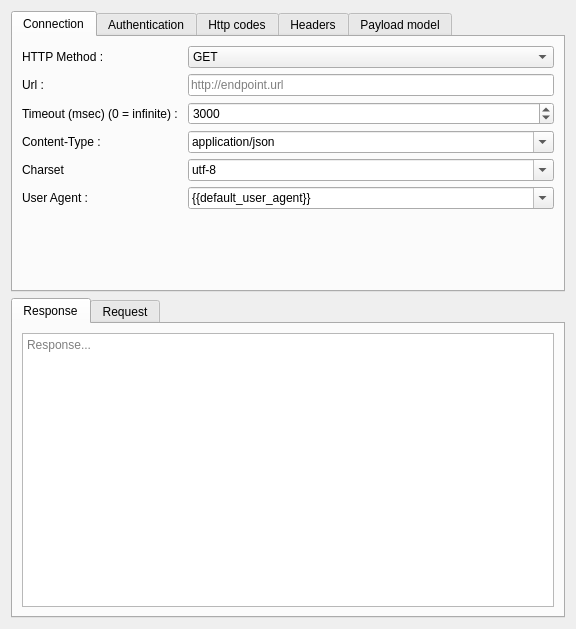
Above: RequestFlowApp/CoreView/ui/EndpointNodeUi.ui from fatehmtd/RequestFlow before the change. Below: the same form after it.
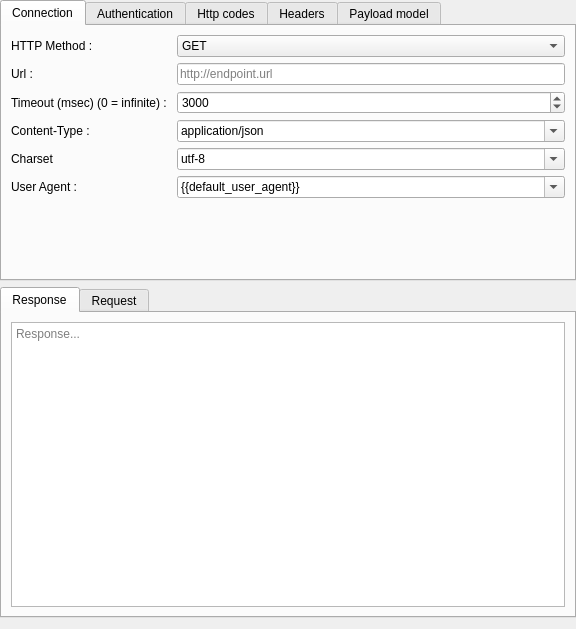
That is the form after the change.

What changed in the file:
```diff
--- a/RequestFlowApp/CoreView/ui/EndpointNodeUi.ui
+++ b/RequestFlowApp/CoreView/ui/EndpointNodeUi.ui
@@ -26,6 +26,15 @@
    <string>EndpointNode</string>
   </property>
   <layout class="QGridLayout" name="gridLayout_3">
+   <property name="leftMargin">
+    <number>0</number>
+   </property>
+   <property name="topMargin">
+    <number>0</number>
+   </property>
+   <property name="rightMargin">
+    <number>0</number>
+   </property>
    <item row="0" column="0">
     <widget class="QTabWidget" name="tabWidget_properties">
      <property name="sizePolicy">
```
